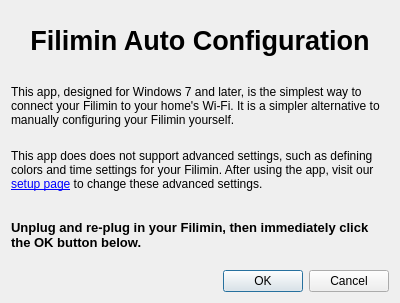
First picture: the form in introWindow.ui, repository Filimin/filiminWindowsAutoConfig, before the edit.
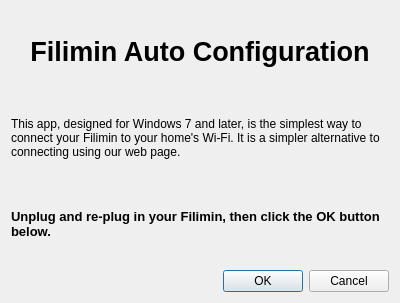
Second picture: the form after the edit.

```diff
--- a/introWindow.ui
+++ b/introWindow.ui
@@ -54,17 +54,7 @@
      <item>
       <widget class="QLabel" name="label_2">
        <property name="text">
-        <string>This app, designed for Windows 7 and later, is the simplest way to connect your Filimin to your home's Wi-Fi. It is a simpler alternative to manually configuring your Filimin yourself.</string>
-       </property>
-       <property name="wordWrap">
-        <bool>true</bool>
-       </property>
-      </widget>
-     </item>
-     <item>
-      <widget class="QLabel" name="label_5">
-       <property name="text">
-        <string>&lt;html&gt;&lt;head/&gt;&lt;body&gt;&lt;p&gt;This app does does not support advanced settings, such as defining colors and time settings for your Filimin. After using the app, visit our &lt;a href=&quot;http://filimin.com/setup&quot;&gt;&lt;span style=&quot; text-decoration: underline; color:#0000ff;&quot;&gt;setup page&lt;/span&gt;&lt;/a&gt; to change these advanced settings.&lt;/p&gt;&lt;/body&gt;&lt;/html&gt;</string>
+        <string>This app, designed for Windows 7 and later, is the simplest way to connect your Filimin to your home's Wi-Fi. It is a simpler alternative to connecting using our web page.</string>
        </property>
        <property name="wordWrap">
         <bool>true</bool>
@@ -82,7 +72,7 @@
         </font>
        </property>
        <property name="text">
-        <string>Unplug and re-plug in your Filimin, then immediately click the OK button below.</string>
+        <string>Unplug and re-plug in your Filimin, then click the OK button below.</string>
        </property>
        <property name="wordWrap">
         <bool>true</bool>
```
